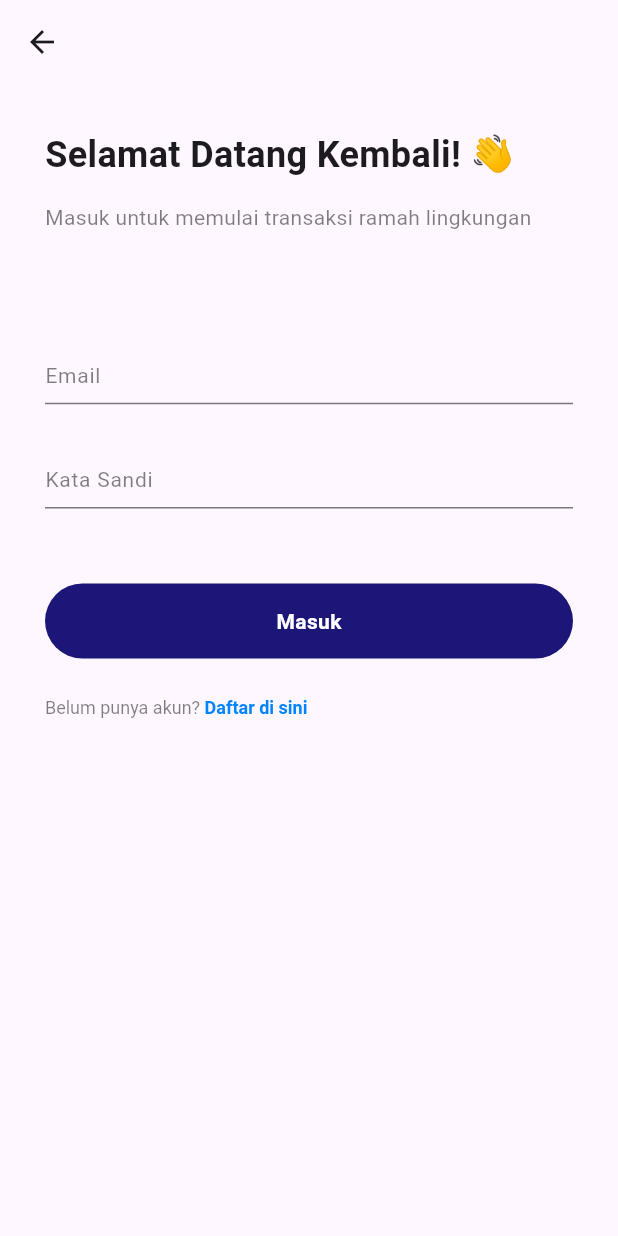
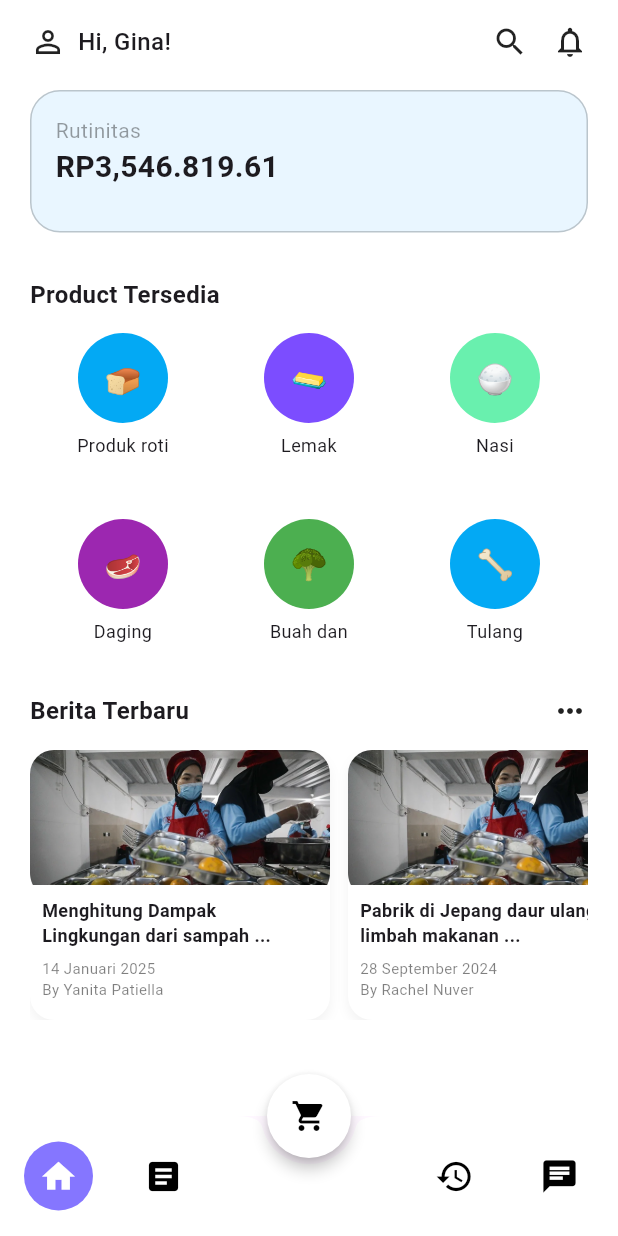
Before and after one commit to SalmaMuntazShaumi/AolSoftwareEngineering, a Flutter app: the LoginPagePembeli screen opened directly, after a tap on "Masuk", on a phone screen of 412 x 824 dp. Run offline on Flutter 3.47's test engine with Material 3 defaults, Android fonts, the phone set to English and light mode, and no system bars.

```diff
--- a/lib/custom/bottom_navbar.dart
+++ b/lib/custom/bottom_navbar.dart
@@ -0,0 +1,92 @@
+import 'package:compwaste/general/chat.dart';
+import 'package:compwaste/general/history.dart';
+import 'package:compwaste/general/home.dart';
+import 'package:compwaste/general/products.dart';
+import 'package:flutter/material.dart';
+
+class CustomBottomNavBarPage extends StatefulWidget {
+  @override
+  _CustomBottomNavBarPageState createState() => _CustomBottomNavBarPageState();
+}
+
+class _CustomBottomNavBarPageState extends State<CustomBottomNavBarPage> {
+  int _currentIndex = 0;
+
+  final List<Widget> _pages = [
+    HomePage(),
+    ProductPage(),
+    HistoryPage(),
+    Chat(),
+  ];
+
+  @override
+  Widget build(BuildContext context) {
+    return Scaffold(
+      body: _pages[_currentIndex],
+
+      // FAB di tengah
+      floatingActionButton: FloatingActionButton(
+        onPressed: () {},
+        backgroundColor: Colors.white,
+        elevation: 4,
+        shape: CircleBorder(),
+        child: Icon(Icons.shopping_cart, color: Colors.black),
+      ),
+      floatingActionButtonLocation: FloatingActionButtonLocation.centerDocked,
+
+      // BottomAppBar dengan notch
+      bottomNavigationBar: BottomAppBar(
+        shape: CircularNotchedRectangle(),
+        // notchMargin: 8,
+        elevation: 10,
+        color: Colors.white,
+        child: Row(
+          mainAxisAlignment: MainAxisAlignment.spaceBetween,
+          children: [
+            // Kiri
+            Row(
+              children: [
+                _buildTabItem(icon: Icons.home, index: 0),
+                SizedBox(width: 24),
+                _buildTabItem(icon: Icons.article, index: 1),
+              ],
+            ),
+            // Kanan
+            Row(
+              children: [
+                _buildTabItem(icon: Icons.history, index: 2),
+                SizedBox(width: 24),
+                _buildTabItem(icon: Icons.chat, index: 3),
+              ],
+            ),
+          ],
+        ),
+      ),
+    );
+  }
+
+  Widget _buildTabItem({required IconData icon, required int index}) {
+    final isSelected = _currentIndex == index;
+    return GestureDetector(
+      onTap: () {
+        setState(() {
+          _currentIndex = index;
+        });
+      },
+      child: Container(
+        decoration: isSelected
+            ? BoxDecoration(
+          color: Color(0xFF8576FF),
+          shape: BoxShape.circle,
+        )
+            : null,
+        padding: EdgeInsets.all(10),
+        child: Icon(
+          size: 26,
+          icon,
+          color: isSelected ? Colors.white : Colors.black,
+        ),
+      ),
+    );
+  }
+}
--- a/lib/general/chat.dart
+++ b/lib/general/chat.dart
@@ -0,0 +1,15 @@
+import 'package:flutter/material.dart';
+
+class Chat extends StatefulWidget {
+  const Chat({super.key});
+
+  @override
+  State<Chat> createState() => _ChatState();
+}
+
+class _ChatState extends State<Chat> {
+  @override
+  Widget build(BuildContext context) {
+    return const Placeholder();
+  }
+}
--- a/lib/general/history.dart
+++ b/lib/general/history.dart
@@ -0,0 +1,15 @@
+import 'package:flutter/material.dart';
+
+class HistoryPage extends StatefulWidget {
+  const HistoryPage({super.key});
+
+  @override
+  State<HistoryPage> createState() => _HistoryPageState();
+}
+
+class _HistoryPageState extends State<HistoryPage> {
+  @override
+  Widget build(BuildContext context) {
+    return const Placeholder();
+  }
+}
--- a/lib/general/home.dart
+++ b/lib/general/home.dart
@@ -0,0 +1,206 @@
+import 'package:flutter/material.dart';
+
+class HomePage extends StatelessWidget {
+  const HomePage({super.key});
+
+  @override
+  Widget build(BuildContext context) {
+    return Scaffold(
+      backgroundColor: Colors.white,
+      body: SafeArea(
+        child: SingleChildScrollView(
+          padding: const EdgeInsets.symmetric(horizontal: 20, vertical: 16),
+          child: Column(
+            crossAxisAlignment: CrossAxisAlignment.start,
+            children: [
+              // Top bar
+              Row(
+                mainAxisAlignment: MainAxisAlignment.spaceBetween,
+                children: const [
+                  Row(
+                    children: [
+                      Icon(Icons.person_outline),
+                      SizedBox(width: 8),
+                      Text("Hi, Gina!",
+                          style: TextStyle(
+                              fontSize: 16, fontWeight: FontWeight.w500))
+                    ],
+                  ),
+                  Row(
+                    children: [
+                      Icon(Icons.search),
+                      SizedBox(width: 16),
+                      Icon(Icons.notifications_outlined)
+                    ],
+                  )
+                ],
+              ),
+              const SizedBox(height: 20),
+
+              // Card Saldo
+              Container(
+                width: MediaQuery.of(context).size.width,
+                padding: const EdgeInsets.all(16),
+                decoration: BoxDecoration(
+                  color: Color(0xffB7E2FF).withOpacity(0.30),
+                  borderRadius: BorderRadius.circular(20),
+                  border: Border.all(color: Colors.black.withOpacity(0.20))
+                ),
+                child: Column(
+                  crossAxisAlignment: CrossAxisAlignment.start,
+                  children: [
+                    const Text("Rutinitas",
+                        style: TextStyle(
+                            fontSize: 14, fontWeight: FontWeight.w400, color: Colors.black38)),
+                    const Text("RP3,546.819.61",
+                        style: TextStyle(
+                            fontSize: 20, fontWeight: FontWeight.bold)),
+                    const SizedBox(height: 12),
+                    // Container(
+                    //   height: 12,
+                    //   decoration: BoxDecoration(
+                    //     borderRadius: BorderRadius.circular(20),
+                    //     gradient: const LinearGradient(
+                    //       colors: [
+                    //         Color(0xff1E003E),
+                    //         Color(0xff3D1D9B),
+                    //         Color(0xff6797D4),
+                    //         Color(0xffA1F3EF)
+                    //       ],
+                    //     ),
+                    //   ),
+                    // )
+                  ],
+                ),
+              ),
+
+              const SizedBox(height: 30),
+              const Text("Product Tersedia",
+                  style: TextStyle(fontWeight: FontWeight.w600, fontSize: 16)),
+              const SizedBox(height: 14),
+
+              SizedBox(
+                height: 210,
+                child: GridView(
+                    gridDelegate: SliverGridDelegateWithFixedCrossAxisCount(
+                        crossAxisCount: 3,
+                    ),
+                  children: [
+                    _buildCategory("Produk roti", "🍞", Colors.lightBlue),
+                    _buildCategory("Lemak", "🧈", Colors.deepPurpleAccent),
+                    _buildCategory("Nasi", "🍚", Colors.greenAccent),
+                    _buildCategory("Daging", "🥩", Colors.purple),
+                    _buildCategory("Buah dan Sayur", "🥦", Colors.green),
+                    _buildCategory("Tulang", "🦴", Colors.lightBlue),
+                  ],
+                ),
+              ),
+
+              const SizedBox(height: 30),
+              Row(
+                mainAxisAlignment: MainAxisAlignment.spaceBetween,
+                children: const [
+                  Text("Berita Terbaru",
+                      style:
+                      TextStyle(fontWeight: FontWeight.w600, fontSize: 16)),
+                  Icon(Icons.more_horiz)
+                ],
+              ),
+              const SizedBox(height: 14),
+
+              SizedBox(
+                height: 180,
+                child: ListView(
+                  scrollDirection: Axis.horizontal,
+                  children: [
+                    _buildNewsCard(
+                        "Menghitung Dampak Lingkungan dari sampah ...",
+                        "14 Januari 2025",
+                        "By Yanita Patiella"),
+                    _buildNewsCard(
+                        "Pabrik di Jepang daur ulang limbah makanan ...",
+                        "28 September 2024",
+                        "By Rachel Nuver"),
+                  ],
+                ),
+              )
+            ],
+          ),
+        ),
+      ),
+    );
+  }
+
+  Widget _buildCategory(String label, String emoji, Color color) {
+    return Column(
+      mainAxisSize: MainAxisSize.min,
+      children: [
+        CircleAvatar(
+          backgroundColor: color,
+          radius: 30,
+          child: Text(emoji, style: const TextStyle(fontSize: 20)),
+        ),
+        const SizedBox(height: 6),
+        SizedBox(
+          width: 70,
+          child: Text(label,
+              textAlign: TextAlign.center,
+              style: const TextStyle(fontSize: 12)),
+        )
+      ],
+    );
+  }
+
+  Widget _buildNewsCard(String title, String date, String author) {
+    return Container(
+      width: 200,
+      margin: const EdgeInsets.only(right: 12),
+      decoration: BoxDecoration(
+        color: Colors.white,
+        borderRadius: BorderRadius.circular(16),
+        boxShadow: [
+          BoxShadow(
+            color: Colors.black.withOpacity(0.05),
+            blurRadius: 6,
+            offset: const Offset(0, 4),
+          ),
+        ],
+      ),
+      child: Column(
+        crossAxisAlignment: CrossAxisAlignment.start,
+        children: [
+          ClipRRect(
+            borderRadius:
+            const BorderRadius.vertical(top: Radius.circular(16)),
+            child: Image.asset(
+              'assets/article_image.png', // Ganti dengaqn gambar asli
+              height: 90,
+              width: 200,
+              fit: BoxFit.cover,
+            ),
+          ),
+          Padding(
+            padding: const EdgeInsets.all(8.0),
+            child: Column(
+              crossAxisAlignment: CrossAxisAlignment.start,
+              children: [
+                Text(title,
+                    maxLines: 2,
+                    overflow: TextOverflow.ellipsis,
+                    style:
+                    const TextStyle(fontWeight: FontWeight.w600, fontSize: 12)),
+                const SizedBox(height: 6),
+                Text(date,
+                    style: TextStyle(
+                        fontSize: 10, color: Colors.black.withOpacity(0.5))),
+                Text(author,
+                    style: TextStyle(
+                        fontSize: 10, color: Colors.black.withOpacity(0.5))),
+              ],
+            ),
+          )
+        ],
+      ),
+    );
+  }
+}
--- a/lib/general/products.dart
+++ b/lib/general/products.dart
@@ -0,0 +1,15 @@
+import 'package:flutter/material.dart';
+
+class ProductPage extends StatefulWidget {
+  const ProductPage({super.key});
+
+  @override
+  State<ProductPage> createState() => _ProductPageState();
+}
+
+class _ProductPageState extends State<ProductPage> {
+  @override
+  Widget build(BuildContext context) {
+    return const Placeholder();
+  }
+}
--- a/lib/main.dart
+++ b/lib/main.dart
@@ -1,5 +1,6 @@
-import 'package:compwaste/Pages/role_screen.dart';
-import 'package:flutter/material.dart';
+import 'package:compwaste/role_screen.dart';
+
+import '';import 'package:flutter/material.dart';
 
 void main() {
   runApp(const MyApp());
@@ -12,7 +13,8 @@ class MyApp extends StatelessWidget {
   @override
   Widget build(BuildContext context) {
     return MaterialApp(
-      title: 'Flutter Demo',
+      debugShowCheckedModeBanner: false,
+      title: 'Compwaste',
       theme: ThemeData(
         colorScheme: ColorScheme.fromSeed(seedColor: Colors.deepPurple),
         useMaterial3: true,
--- a/lib/pembeli/login.dart
+++ b/lib/pembeli/login.dart
@@ -1,3 +1,4 @@
+import 'package:compwaste/Custom/bottom_navbar.dart';
 import 'package:compwaste/role_screen.dart';
 import 'package:flutter/gestures.dart';
 import 'package:flutter/material.dart';
@@ -40,7 +41,13 @@ class _LoginPagePembeliState extends State<LoginPagePembeli> {
               TextField(decoration: InputDecoration(alignLabelWithHint: true, label: Text('Kata Sandi'), labelStyle: TextStyle(color: Colors.black.withOpacity(0.50), fontSize: 14)), keyboardType: TextInputType.visiblePassword),
               SizedBox(height: 50),
               GestureDetector(
-                onTap: (){},
+                onTap: (){
+                  Navigator.pushAndRemoveUntil(
+                    context,
+                    MaterialPageRoute(builder: (context) => CustomBottomNavBarPage()),
+                        (Route<dynamic> route) => false,
+                  );
+                },
                 child: Container(
                   decoration: BoxDecoration(color: Color(0xff1C1678), borderRadius: BorderRadius.circular(100)),
                     height: 50,
--- a/lib/pembeli/register_screen.dart
+++ b/lib/pembeli/register_screen.dart
@@ -25,7 +25,10 @@ class _RegisterPagePembeliState extends State<RegisterPagePembeli> {
         }
       },
       child: Scaffold(
+        backgroundColor: Colors.white,
         appBar: AppBar(
+          backgroundColor: Colors.white,
+          surfaceTintColor: Colors.white,
           elevation: 0,
         ),
         body: SafeArea(
--- a/lib/penjual/login.dart
+++ b/lib/penjual/login.dart
@@ -1,16 +1,17 @@
+import 'package:compwaste/Custom/bottom_navbar.dart';
 import 'package:compwaste/role_screen.dart';
 import 'package:flutter/gestures.dart';
 import 'package:flutter/material.dart';
 import 'register_screen.dart';
 
-class LoginPagePembeli extends StatefulWidget {
-  const LoginPagePembeli({super.key});
+class LoginPagePenjual extends StatefulWidget {
+  const LoginPagePenjual({super.key});
 
   @override
-  State<LoginPagePembeli> createState() => _LoginPagePembeliState();
+  State<LoginPagePenjual> createState() => _LoginPagePenjualState();
 }
 
-class _LoginPagePembeliState extends State<LoginPagePembeli> {
+class _LoginPagePenjualState extends State<LoginPagePenjual> {
   @override
   Widget build(BuildContext context) {
     return PopScope(
@@ -33,14 +34,20 @@ class _LoginPagePembeliState extends State<LoginPagePembeli> {
             children: [
               SizedBox(width: 370, child: Text('Selamat Datang Kembali! 👋', style: TextStyle(fontWeight: FontWeight.w600, fontSize: 24))),
               SizedBox(height: 15),
-              Text('Masuk untuk memulai transaksi ramah lingkungan', style: TextStyle(color: Colors.black.withOpacity(0.50), fontSize:  14)),
+              Text('Masuk untuk memulai penjualan ramah lingkungan', style: TextStyle(color: Colors.black.withOpacity(0.50), fontSize:  14)),
               SizedBox(height: 60),
               TextField(decoration: InputDecoration(alignLabelWithHint: true, label: Text('Email'), labelStyle: TextStyle(color: Colors.black.withOpacity(0.50), fontSize: 14))),
               SizedBox(height: 15),
               TextField(decoration: InputDecoration(alignLabelWithHint: true, label: Text('Kata Sandi'), labelStyle: TextStyle(color: Colors.black.withOpacity(0.50), fontSize: 14)), keyboardType: TextInputType.visiblePassword),
               SizedBox(height: 50),
               GestureDetector(
-                onTap: (){},
+                onTap: (){
+                  Navigator.pushAndRemoveUntil(
+                    context,
+                    MaterialPageRoute(builder: (context) => CustomBottomNavBarPage()),
+                        (Route<dynamic> route) => false,
+                  );
+                },
                 child: Container(
                   decoration: BoxDecoration(color: Color(0xff1C1678), borderRadius: BorderRadius.circular(100)),
                     height: 50,
@@ -49,7 +56,7 @@ class _LoginPagePembeliState extends State<LoginPagePembeli> {
               SizedBox(height: 26),
               RichText(text: TextSpan( children: <TextSpan>[
                 TextSpan(text: 'Belum punya akun?', style: TextStyle(fontSize: 12, color: Colors.black.withOpacity(0.50))),
-                TextSpan(text: ' Daftar di sini', style: TextStyle(fontWeight: FontWeight.bold, color: Color(0xff0084FF), fontSize: 12), recognizer: TapGestureRecognizer()..onTap = () => Navigator.of(context).push(MaterialPageRoute(builder: (context) => RegisterPagePembeli()))),
+                TextSpan(text: ' Daftar di sini', style: TextStyle(fontWeight: FontWeight.bold, color: Color(0xff0084FF), fontSize: 12), recognizer: TapGestureRecognizer()..onTap = () => Navigator.of(context).push(MaterialPageRoute(builder: (context) => RegisterPagePenjual()))),
               ],))
             ],
           ),
--- a/lib/penjual/register_screen.dart
+++ b/lib/penjual/register_screen.dart
@@ -4,14 +4,14 @@ import 'package:flutter/gestures.dart';
 import 'package:flutter/material.dart';
 import 'package:flutter/rendering.dart';
 
-class RegisterPagePembeli extends StatefulWidget {
-  const RegisterPagePembeli({super.key});
+class RegisterPagePenjual extends StatefulWidget {
+  const RegisterPagePenjual({super.key});
 
   @override
-  State<RegisterPagePembeli> createState() => _RegisterPagePembeliState();
+  State<RegisterPagePenjual> createState() => _RegisterPagePenjualState();
 }
 
-class _RegisterPagePembeliState extends State<RegisterPagePembeli> {
+class _RegisterPagePenjualState extends State<RegisterPagePenjual> {
   @override
   Widget build(BuildContext context) {
     return PopScope(
@@ -20,12 +20,14 @@ class _RegisterPagePembeliState extends State<RegisterPagePembeli> {
         if (!didPop) {
           Navigator.pushReplacement(
             context,
-            MaterialPageRoute(builder: (context) => LoginPagePembeli()),
+            MaterialPageRoute(builder: (context) => LoginPagePenjual()),
           );
         }
       },
       child: Scaffold(
-        appBar: AppBar(
+        appBar:AppBar(
+          backgroundColor: Colors.white,
+          surfaceTintColor: Colors.white,
           elevation: 0,
         ),
         body: SafeArea(
@@ -37,7 +39,7 @@ class _RegisterPagePembeliState extends State<RegisterPagePembeli> {
                 SizedBox(
                     width: 200,
                     child: Text(
-                      'Daftar Sebagai Pembeli!',
+                      'Daftar Sebagai Penjual!',
                       style: TextStyle(fontWeight: FontWeight.w600, fontSize: 24),
                     )),
                 const SizedBox(height: 20),
@@ -133,7 +135,7 @@ class _RegisterPagePembeliState extends State<RegisterPagePembeli> {
                           ..onTap = () {
                             Navigator.of(context).push(
                               MaterialPageRoute(
-                                builder: (context) => LoginPagePembeli(),
+                                builder: (context) => LoginPagePenjual(),
                               ),
                             );
                           },
--- a/lib/role_screen.dart
+++ b/lib/role_screen.dart
@@ -1,4 +1,5 @@
-import 'package:compwaste/pembeli/Pages/login.dart';
+import 'package:compwaste/pembeli/login.dart';
+import 'package:compwaste/penjual/login.dart';
 import 'package:flutter/material.dart';
 
 class RolePage extends StatefulWidget {
@@ -28,7 +29,7 @@ class _RolePageState extends State<RolePage> {
                   width: 230,
                   child: ElevatedButton(onPressed: () {
                     setState(() {
-                      Navigator.push(context, MaterialPageRoute(builder: (context) => LoginPage()));
+                      Navigator.push(context, MaterialPageRoute(builder: (context) => LoginPagePembeli()));
                     });
                   }, child: Text('Pembeli'), style: ButtonStyle(backgroundColor: MaterialStateProperty.all(Color(0xff7BC9FF)), foregroundColor: MaterialStateProperty.all(Colors.black)), ),
                 ),
@@ -36,6 +37,9 @@ class _RolePageState extends State<RolePage> {
                 SizedBox(
                   width: 230,
                   child: ElevatedButton(onPressed: () {
+                    setState(() {
+                      Navigator.push(context, MaterialPageRoute(builder: (context) => LoginPagePenjual()));
+                    });
                   }, child: const Text('Penjual'), style: ButtonStyle(backgroundColor: MaterialStateProperty.all(Color(0xff7BC9FF)), foregroundColor: MaterialStateProperty.all(Colors.black)),),
                 )
               ],
```
Also changed, not shown: assets/article_image.png (added), 1 other file.
